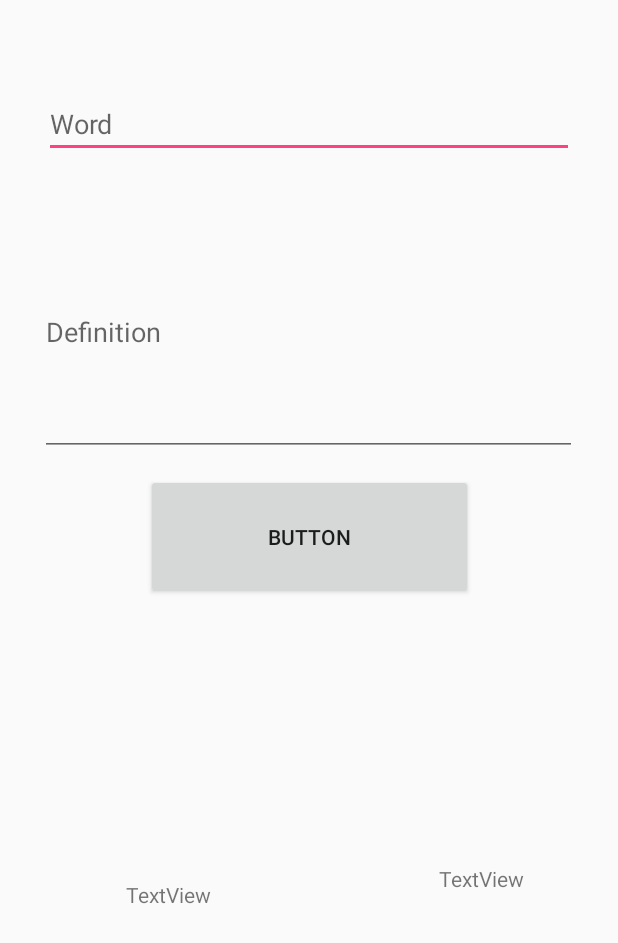
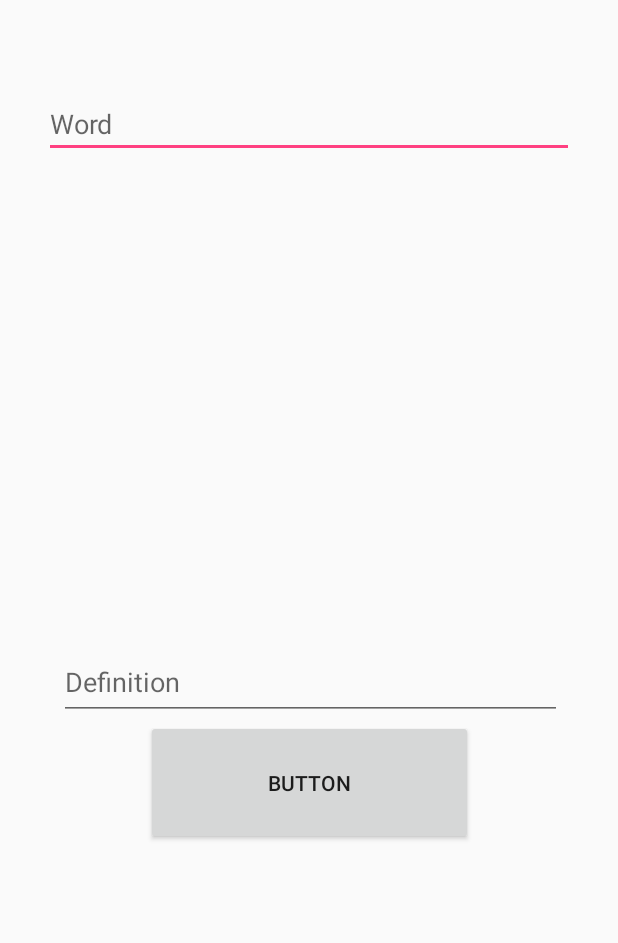
Before and after one commit to adityapatel-sudo/FlashcardApp, an Android app: the layout activity_create_card.xml on its own in the app's theme, with its tools: preview values and no code run, on a phone screen of 412 x 824 dp. Shown: the top 943 px of the screen. Run offline under Robolectric (Android 15) with nearby library versions, the phone set to English and light mode, and no system bars.

```diff
--- a/app/src/main/res/layout/activity_create_card.xml
+++ b/app/src/main/res/layout/activity_create_card.xml
@@ -7,7 +7,7 @@
     tools:context="com.adityap.flashy_createflashcards.CreateCardActivity">
 
     <EditText
-        android:id="@+id/editText"
+        android:id="@+id/editTextWord"
         android:layout_width="353dp"
         android:layout_height="wrap_content"
         android:layout_marginEnd="8dp"
@@ -21,10 +21,10 @@
         app:layout_constraintTop_toTopOf="parent" />
 
     <EditText
-        android:id="@+id/editText4"
-        android:layout_width="358dp"
-        android:layout_height="165dp"
-        android:layout_marginBottom="8dp"
+        android:id="@+id/editTextDefinition"
+        android:layout_width="335dp"
+        android:layout_height="50dp"
+        android:layout_marginBottom="344dp"
         android:layout_marginEnd="8dp"
         android:layout_marginStart="8dp"
         android:layout_marginTop="20dp"
@@ -33,7 +33,7 @@
         android:inputType="textMultiLine"
         app:layout_constraintBottom_toBottomOf="parent"
         app:layout_constraintEnd_toEndOf="parent"
-        app:layout_constraintHorizontal_bias="0.486"
+        app:layout_constraintHorizontal_bias="0.515"
         app:layout_constraintStart_toStartOf="parent"
         app:layout_constraintTop_toBottomOf="@+id/editText"
         app:layout_constraintVertical_bias="0.025" />
@@ -44,37 +44,10 @@
         android:layout_height="83dp"
         android:layout_marginEnd="8dp"
         android:layout_marginStart="8dp"
-        android:layout_marginTop="12dp"
         android:text="Button"
         app:layout_constraintEnd_toEndOf="parent"
         app:layout_constraintStart_toStartOf="parent"
-        app:layout_constraintTop_toBottomOf="@+id/editText4" />
+        app:layout_constraintTop_toBottomOf="@+id/editTextDefinition" />
 
-    <TextView
-        android:id="@+id/wordTextView"
-        android:layout_width="122dp"
-        android:layout_height="50dp"
-        android:layout_marginBottom="8dp"
-        android:layout_marginEnd="8dp"
-        android:layout_marginStart="8dp"
-        android:layout_marginTop="8dp"
-        android:text="TextView"
-        app:layout_constraintBottom_toBottomOf="parent"
-        app:layout_constraintEnd_toStartOf="@+id/definitionTextView"
-        app:layout_constraintHorizontal_bias="0.493"
-        app:layout_constraintStart_toStartOf="parent"
-        app:layout_constraintTop_toBottomOf="@+id/button" />
-
-    <TextView
-        android:id="@+id/definitionTextView"
-        android:layout_width="119dp"
-        android:layout_height="46dp"
-        android:layout_marginBottom="8dp"
-        android:layout_marginTop="8dp"
-        android:text="TextView"
-        app:layout_constraintBottom_toBottomOf="parent"
-        app:layout_constraintEnd_toEndOf="parent"
-        app:layout_constraintTop_toBottomOf="@+id/button"
-        app:layout_constraintVertical_bias="0.465" />
 
 </android.support.constraint.ConstraintLayout>
```
Also changed, not shown: app/src/main/java/com/adityap/flashy_createflashcards/CreateCardActivity.java (+12 -8 lines), app/src/main/java/com/adityap/flashy_createflashcards/FlashcardDatabaseHelper.java (+6 -4 lines), app/src/main/java/com/adityap/flashy_createflashcards/MainActivity.java (+21 -0 lines), app/src/main/res/layout/activity_main.xml (+15 -13 lines).
